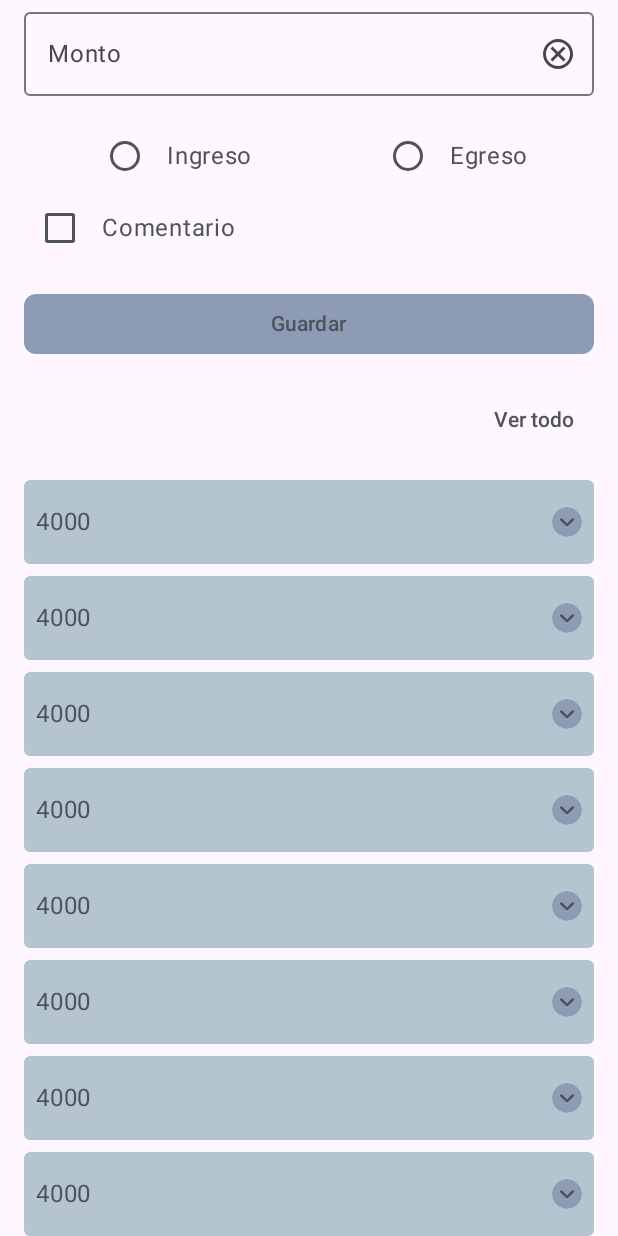
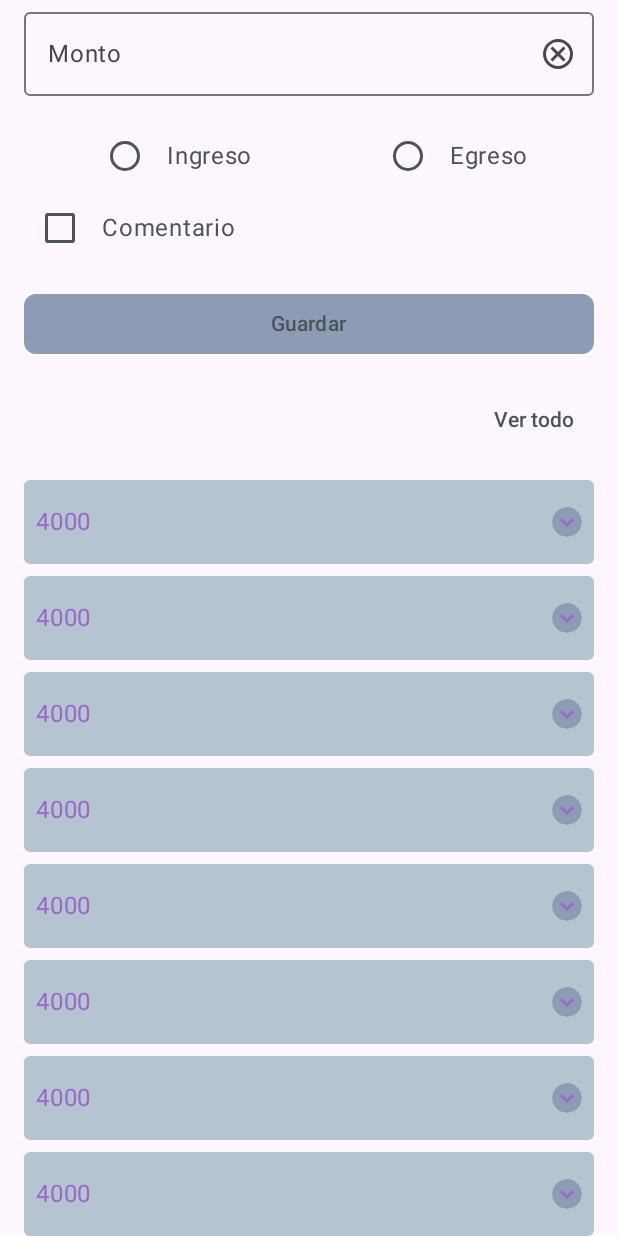
Before and after one commit to jquinterom/baco, an Android app built with Jetpack Compose: the screen it shows after launch (MainActivity), on a phone screen of 412 x 824 dp. Run offline under Robolectric (Android 15) with nearby library versions, the phone set to English and light mode, and no system bars; our stand-ins replace Dagger/Hilt's generated code.

Commit message:
feat: renamed components folder and setting process type color

```diff
--- a/app/src/main/java/co/baco/baco/ui/screens/commonComponents/CommentInput.kt
+++ b/app/src/main/java/co/baco/baco/ui/screens/components/CommentInput.kt
@@ -1,4 +1,4 @@
-package co.baco.baco.ui.screens.commonComponents
+package co.baco.baco.ui.screens.components
 
 import android.content.res.Configuration
 import androidx.compose.foundation.background
--- a/app/src/main/java/co/baco/baco/ui/screens/commonComponents/DepositOrExpense.kt
+++ b/app/src/main/java/co/baco/baco/ui/screens/components/DepositOrExpense.kt
@@ -1,4 +1,4 @@
-package co.baco.baco.ui.screens.commonComponents
+package co.baco.baco.ui.screens.components
 
 import android.content.res.Configuration
 import androidx.compose.animation.AnimatedVisibility
--- a/app/src/main/java/co/baco/baco/ui/screens/commonComponents/Input.kt
+++ b/app/src/main/java/co/baco/baco/ui/screens/components/Input.kt
@@ -1,4 +1,4 @@
-package co.baco.baco.ui.screens.commonComponents
+package co.baco.baco.ui.screens.components
 
 import android.content.res.Configuration
 import androidx.compose.foundation.clickable
--- a/app/src/main/java/co/baco/baco/ui/screens/commonComponents/MetricalBars.kt
+++ b/app/src/main/java/co/baco/baco/ui/screens/components/MetricalBars.kt
@@ -1,4 +1,4 @@
-package co.baco.baco.ui.screens.commonComponents
+package co.baco.baco.ui.screens.components
 
 import androidx.compose.foundation.layout.Box
 import androidx.compose.runtime.Composable
--- a/app/src/main/java/co/baco/baco/ui/screens/commonComponents/RegisterItem.kt
+++ b/app/src/main/java/co/baco/baco/ui/screens/components/RegisterItem.kt
@@ -1,4 +1,4 @@
-package co.baco.baco.ui.screens.commonComponents
+package co.baco.baco.ui.screens.components
 
 import android.annotation.SuppressLint
 import android.content.res.Configuration
@@ -72,9 +72,13 @@ fun RegisterItem(registerType: Register) {
                 horizontalArrangement = Arrangement.SpaceBetween,
                 verticalAlignment = Alignment.CenterVertically
             ) {
+                val textColor = when (registerType.type) {
+                    Constants.RegisterType.DEPOSIT -> co.baco.baco.ui.theme.Color.Danube
+                    Constants.RegisterType.EXPENSE -> co.baco.baco.ui.theme.Color.Amethist
+                }
                 Text(
                     text = String.format("%.0f", registerType.amount),
-                    color = MaterialTheme.colorScheme.tertiary
+                    color = textColor
                 )
 
                 if (registerType.comment.isNullOrEmpty()) {
@@ -85,7 +89,7 @@ fun RegisterItem(registerType: Register) {
                             .size(20.dp),
                         colors = IconButtonDefaults.iconButtonColors(
                             containerColor = MaterialTheme.colorScheme.secondary,
-                            contentColor = MaterialTheme.colorScheme.tertiary
+                            contentColor = textColor
                         )
                     ) {
                         Icon(
@@ -124,7 +128,7 @@ private fun RegisterItemPrevDark() {
 }
 
 
-@Preview()
+@Preview
 @Composable
 private fun RegisterItemPrevLight() {
     BacoTheme {
--- a/app/src/main/java/co/baco/baco/ui/screens/commonComponents/RegisterList.kt
+++ b/app/src/main/java/co/baco/baco/ui/screens/components/RegisterList.kt
@@ -1,4 +1,4 @@
-package co.baco.baco.ui.screens.commonComponents
+package co.baco.baco.ui.screens.components
 
 import android.content.res.Configuration
 import androidx.compose.foundation.layout.Arrangement
--- a/app/src/main/java/co/baco/baco/ui/screens/commonComponents/SubmitButton.kt
+++ b/app/src/main/java/co/baco/baco/ui/screens/components/SubmitButton.kt
@@ -1,4 +1,4 @@
-package co.baco.baco.ui.screens.commonComponents
+package co.baco.baco.ui.screens.components
 
 import android.content.res.Configuration
 import androidx.compose.foundation.layout.fillMaxWidth
--- a/app/src/main/java/co/baco/baco/ui/screens/itemListScreen/ItemListScreen.kt
+++ b/app/src/main/java/co/baco/baco/ui/screens/itemListScreen/ItemListScreen.kt
@@ -23,7 +23,7 @@ import androidx.compose.ui.tooling.preview.Preview
 import androidx.compose.ui.unit.dp
 import co.baco.baco.common.entities.Constants
 import co.baco.baco.common.entities.Register
-import co.baco.baco.ui.screens.commonComponents.RegisterItem
+import co.baco.baco.ui.screens.components.RegisterItem
 import co.baco.baco.ui.screens.itemListScreen.components.ItemBar
 import co.baco.baco.ui.theme.BacoTheme
 
--- a/app/src/main/java/co/baco/baco/ui/theme/Color.kt
+++ b/app/src/main/java/co/baco/baco/ui/theme/Color.kt
@@ -19,7 +19,6 @@ val BaliHai: Color = Color(0xFF8D9BB4)
 
 
 // Dark Theme
-
 val Tuna : Color = Color(0xFF31343A)
 val Abbey: Color = Color(0xFF4E525A)
 //val Raven: Color = Color(0xFF787D87)
```
Also changed, not shown: app/src/main/java/co/baco/baco/ui/screens/homeScreen/HomeScreen.kt (+4 -4 lines).
